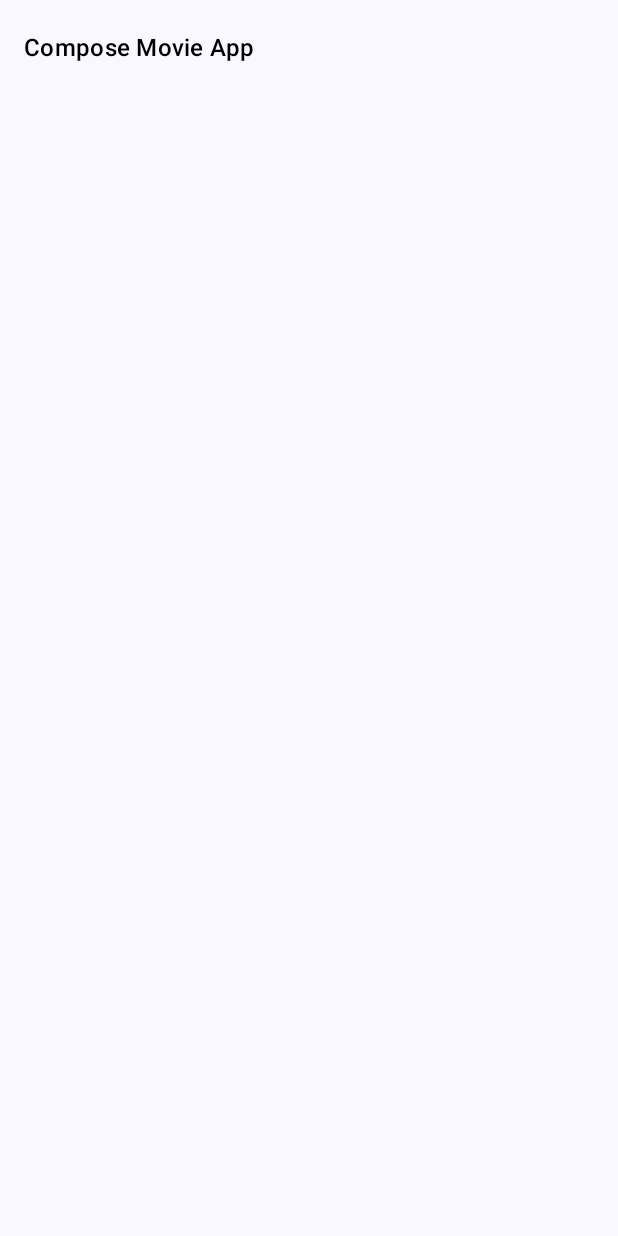
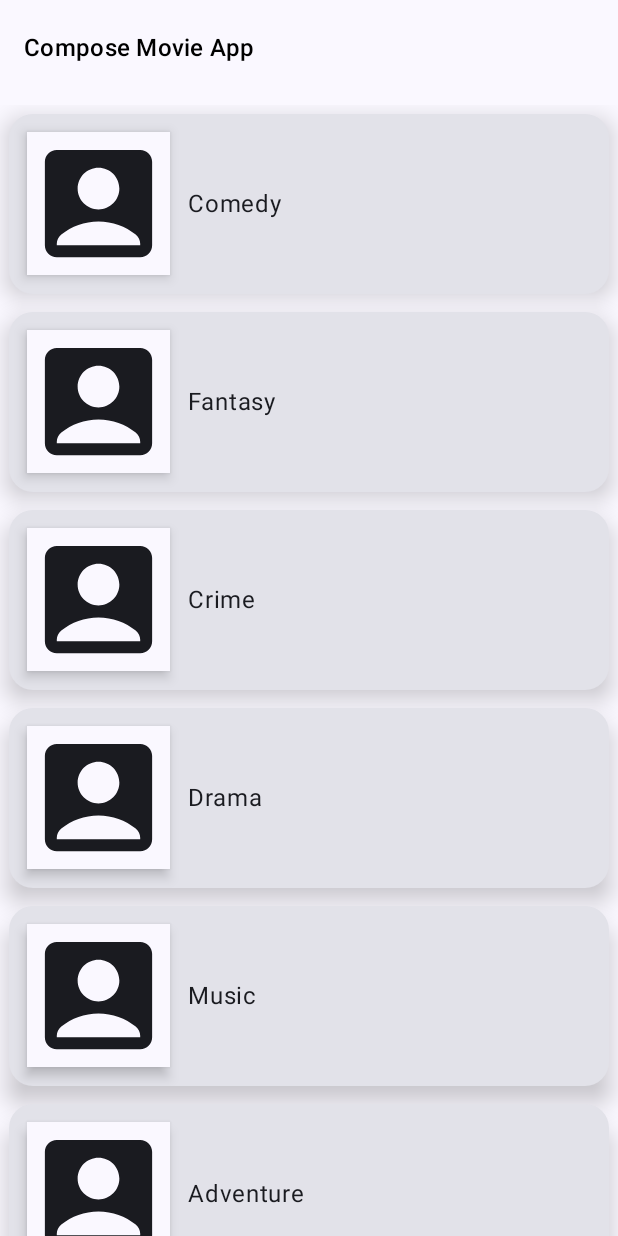
Before and after one commit to GetRighhttt/MovieAppCompose, an Android app built with Jetpack Compose: the screen it shows after launch (MainActivity), on a phone screen of 412 x 824 dp. Before the commit the screen is almost empty. Run offline under Robolectric (Android 15) with nearby library versions, the phone set to English and light mode, and no system bars.

```diff
--- a/app/src/main/java/com/example/composemovieapp/MainActivity.kt
+++ b/app/src/main/java/com/example/composemovieapp/MainActivity.kt
@@ -2,11 +2,27 @@ package com.example.composemovieapp
 
 import android.annotation.SuppressLint
 import android.os.Bundle
+import android.util.Log
 import androidx.activity.ComponentActivity
 import androidx.activity.compose.setContent
-import androidx.compose.foundation.layout.fillMaxHeight
+import androidx.compose.foundation.clickable
+import androidx.compose.foundation.layout.Arrangement
+import androidx.compose.foundation.layout.Column
+import androidx.compose.foundation.layout.Row
 import androidx.compose.foundation.layout.fillMaxWidth
+import androidx.compose.foundation.layout.height
+import androidx.compose.foundation.layout.padding
+import androidx.compose.foundation.layout.size
+import androidx.compose.foundation.lazy.LazyColumn
+import androidx.compose.foundation.lazy.items
+import androidx.compose.foundation.shape.CornerSize
+import androidx.compose.foundation.shape.RoundedCornerShape
+import androidx.compose.material.icons.Icons
+import androidx.compose.material.icons.filled.AccountBox
+import androidx.compose.material3.Card
+import androidx.compose.material3.CardDefaults
 import androidx.compose.material3.ExperimentalMaterial3Api
+import androidx.compose.material3.Icon
 import androidx.compose.material3.MaterialTheme
 import androidx.compose.material3.Scaffold
 import androidx.compose.material3.Surface
@@ -14,9 +30,12 @@ import androidx.compose.material3.Text
 import androidx.compose.material3.TopAppBar
 import androidx.compose.material3.TopAppBarDefaults
 import androidx.compose.runtime.Composable
+import androidx.compose.ui.Alignment
 import androidx.compose.ui.Modifier
 import androidx.compose.ui.graphics.Color
+import androidx.compose.ui.graphics.RectangleShape
 import androidx.compose.ui.tooling.preview.Preview
+import androidx.compose.ui.unit.dp
 import com.example.composemovieapp.ui.theme.ComposeMovieAppTheme
 
 class MainActivity : ComponentActivity() {
@@ -24,7 +43,7 @@ class MainActivity : ComponentActivity() {
         super.onCreate(savedInstanceState)
         setContent {
             MyApp {
-
+                MainContent()
             }
         }
     }
@@ -36,6 +55,10 @@ class MainActivity : ComponentActivity() {
 @Composable
 fun MyApp(content: @Composable () -> Unit) {
     ComposeMovieAppTheme {
+        /**
+         * Scaffold - part of material design that implements the basic material design layout
+         * structure.
+         */
         Scaffold(
             topBar = {
                 TopAppBar(
@@ -50,7 +73,8 @@ fun MyApp(content: @Composable () -> Unit) {
                         )
                     }
                 )
-            }) {
+            },
+        ) {
             content()
         }
     }
@@ -58,16 +82,68 @@ fun MyApp(content: @Composable () -> Unit) {
 
 //holds main content
 @Composable
-fun MainContent() {
-    Surface(
+fun MainContent(
+    movieList: List<String> = listOf(
+        "Comedy",
+        "Fantasy",
+        "Crime",
+        "Drama",
+        "Music",
+        "Adventure",
+        "History",
+        "Thriller",
+        "Animation",
+        "Family",
+        "Comedy",
+        "Fantasy",
+        "Crime",
+        "Drama",
+        "Music",
+        "Adventure",
+        "History",
+        "Thriller",
+        "Animation",
+        "Family"
+    )
+) {
+    Column(modifier = Modifier.padding(top = 70.dp)) {
+        LazyColumn() {
+            items(items = movieList) {
+                MovieRow(movie = it) { movie ->
+                    Log.d("MOVIE", "Current Movie: $movie")
+                }
+            }
+        }
+    }
+}
+
+// passing a click listener to make each row clickable
+@Composable
+fun MovieRow(movie: String, onItemClick: (String) -> Unit = {}) {
+    Card(
         modifier = Modifier
+            .padding(6.dp)
             .fillMaxWidth()
-            .fillMaxHeight()
+            .height(120.dp)
+            .clickable { onItemClick(movie) },
+        shape = RoundedCornerShape(corner = CornerSize(16.dp)),
+        elevation = CardDefaults.cardElevation(defaultElevation = 10.dp)
     ) {
-        /**
-         * Scaffold - part of material design that implements the basic material design layout
-         * structure.
-         */
+        Row(
+            verticalAlignment = Alignment.CenterVertically,
+            horizontalArrangement = Arrangement.Start
+        ) {
+            Surface(
+                modifier = Modifier
+                    .padding(12.dp)
+                    .size(95.dp),
+                shape = RectangleShape,
+                shadowElevation = 5.dp
+            ) {
+                Icon(imageVector = Icons.Default.AccountBox, contentDescription = "Person")
+            }
+            Text(text = movie)
+        }
     }
 }
 
```
